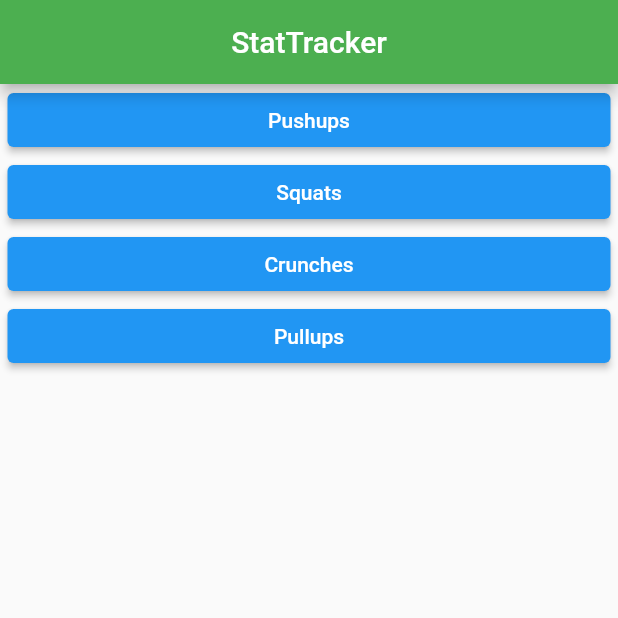
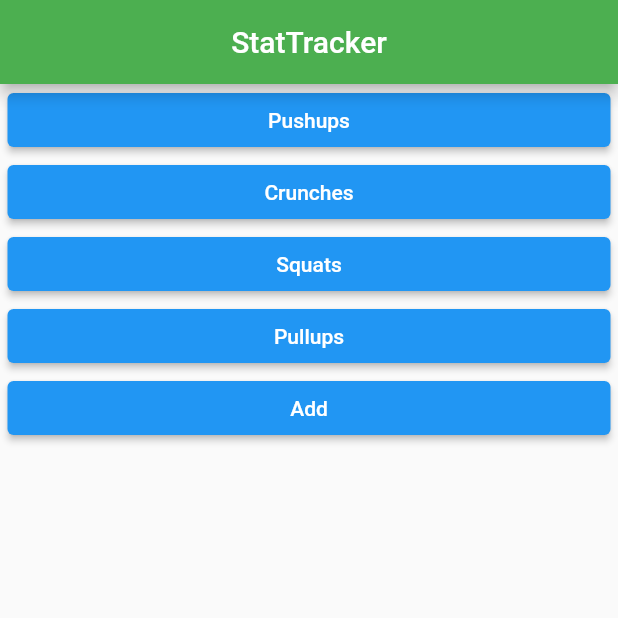
Before and after one commit to BOT1LEO/flat, a Flutter app: the screen it shows after launch, on a phone screen of 412 x 824 dp, the top half of it. Run offline on Flutter 3.47's test engine with Material 2 defaults, Android fonts, the phone set to English and light mode, and no system bars.

Commit message:
Main menu is now dynamic

```diff
--- a/lib/Stats.dart
+++ b/lib/Stats.dart
@@ -1,6 +1,7 @@
+import 'package:flat/exercise.dart';
 import 'package:flutter/material.dart';
 class Stats extends StatefulWidget {
-  String value = "";
+  Exercise value;
   Stats({key,required this.value});
   @override
   State<Stats> createState() => _StatsState(value: value);
@@ -8,14 +9,14 @@ class Stats extends StatefulWidget {
 
 class _StatsState extends State<Stats> {
   int selectedIndex = 0;
-  String value = "";
+  Exercise value;
   _StatsState({required this.value});
 
   @override
   Widget build(BuildContext context) {
     return Scaffold(
       appBar: AppBar(
-        title: Text(value),
+        title: Text(value.name),
         backgroundColor: Colors.green,
         centerTitle: true,
       ),
--- /dev/null
+++ b/lib/exercise.dart
@@ -0,0 +1,12 @@
+
+class Exercise{
+  String name;
+  List<Eval> evals = [];
+  Exercise(this.name);
+}
+
+class Eval{
+  var types = [];
+  var values = [];
+  Eval(this.types);
+}
--- a/lib/main.dart
+++ b/lib/main.dart
@@ -1,18 +1,12 @@
 
 import 'package:flutter/material.dart';
 import 'Stats.dart';
-
+import 'Exercise.dart';
 void main() {
   runApp(const MaterialApp(
     title: 'Navigation Basics',
     home: MainMenu(),
   ));
-}
-
-class Exercise{
-  Exercise(String name){
-
-  }
 }
 
 class MainMenu extends StatefulWidget {
@@ -24,17 +18,40 @@ class MainMenu extends StatefulWidget {
 
 class _MainMenuState extends State<MainMenu> {
 
+  List<Exercise> exerciseList = [
+    Exercise("Pushups"),
+    Exercise("Crunches"),
+    Exercise("Squats"),
+    Exercise("Pullups"),
+  ];
 
-  Widget statsButton(String exercise){
+  Widget statsButton(Exercise exercise){
     return Container(
       margin: const EdgeInsets.fromLTRB(5,0,5,0),
       child: ElevatedButton(
-        child: Text(exercise),
+        child: Text(exercise.name),
         style: ElevatedButton.styleFrom(
-          padding: EdgeInsets.fromLTRB(0, 5, 0, 5),
+          padding: const EdgeInsets.fromLTRB(0, 5, 0, 5),
         ),
         onPressed: () {
           Navigator.push(context, MaterialPageRoute(builder: (context) => Stats(value: exercise)));
+        }
+      ),
+    );
+  }
+
+  Widget addExerciseButton(){
+    return Container(
+      margin: const EdgeInsets.fromLTRB(5,0,5,0),
+      child: ElevatedButton(
+        child: const Text("Add"),
+        style: ElevatedButton.styleFrom(
+          padding: const EdgeInsets.fromLTRB(0, 5, 0, 5),
+        ),
+        onPressed: () {
+          setState(() {
+            exerciseList.add(Exercise("Hiiii!"));
+          });
         }
       ),
     );
@@ -49,13 +66,12 @@ class _MainMenuState extends State<MainMenu> {
         backgroundColor: Colors.green,
         centerTitle: true,
       ),
-      body: ListView(
-        children: [
-          statsButton("Pushups"),
-          statsButton("Squats"),
-          statsButton("Crunches"),
-          statsButton("Pullups"),
-        ],
+      body: ListView.builder(
+        itemCount: exerciseList.length+1,
+        itemBuilder: (context,index) {
+          if(index<exerciseList.length){return statsButton(exerciseList[index]);}
+          else {return addExerciseButton();}
+        }
       ),
     );
   }
```
